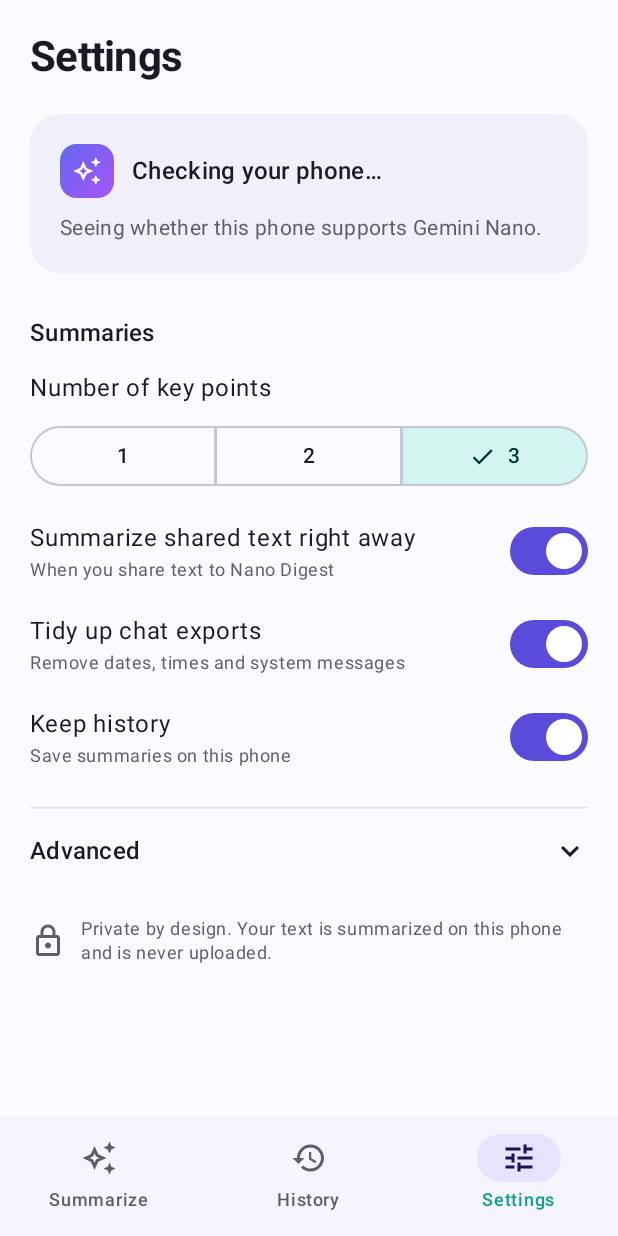
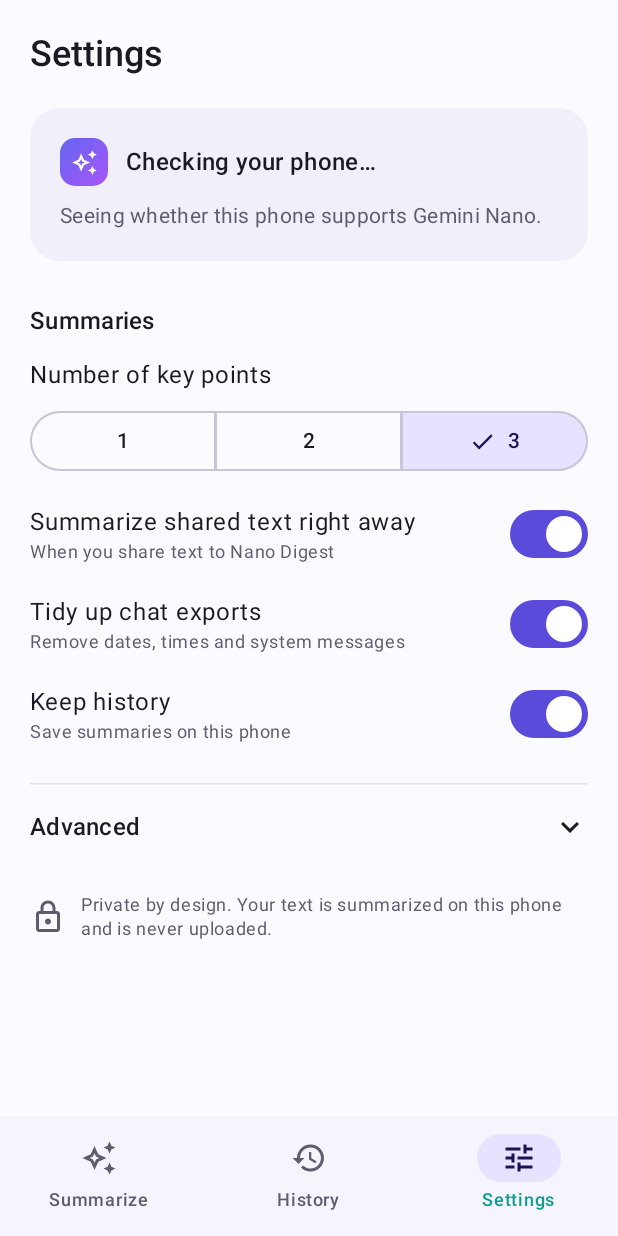
Before and after one commit to shiv-eng/gemini-nano-summarizer, an Android app built with Jetpack Compose: the screen it shows after launch (MainActivity), item 3 of the bottom bar chosen, on a phone screen of 412 x 824 dp. Run offline under Robolectric (Android 15) with nearby library versions, the phone set to English and light mode, and no system bars; our stand-ins replace Room's generated code; libraries missing offline, so code that uses them is left out: com.google.mlkit.genai, com.google.mlkit.nl, kotlinx.coroutines.guava, kotlinx.coroutines.tasks; 1 statement that could not run was skipped.

Commit message:
Use the standard Material 3 type scale and a consistent accent
- Typography keeps Material 3's default sizes, line heights and
  tracking (all sp, so the system font-size setting is respected);
  only weights are adjusted
- Screen titles use headlineSmall, section titles titleMedium, and the
  main button labelLarge, matching Material guidance
- Selected states use the brand lavender instead of mint
- Launcher icon sparkle moved inside the circular mask

```diff
--- a/app/src/main/java/com/nanodigest/ui/components/Brand.kt
+++ b/app/src/main/java/com/nanodigest/ui/components/Brand.kt
@@ -43,10 +43,10 @@ import com.nanodigest.ui.theme.SuccessGreen
 @Composable
 fun BrandMark(modifier: Modifier = Modifier) {
     Box(
-        modifier.size(36.dp).clip(RoundedCornerShape(11.dp)).background(BrandGradient),
+        modifier.size(32.dp).clip(RoundedCornerShape(10.dp)).background(BrandGradient),
         contentAlignment = Alignment.Center,
     ) {
-        Icon(Icons.Outlined.AutoAwesome, null, tint = Color.White, modifier = Modifier.size(20.dp))
+        Icon(Icons.Outlined.AutoAwesome, null, tint = Color.White, modifier = Modifier.size(18.dp))
     }
 }
 
@@ -95,7 +95,7 @@ fun GradientButton(text: String, onClick: () -> Unit, enabled: Boolean, modifier
     Box(
         modifier
             .fillMaxWidth()
-            .height(56.dp)
+            .height(52.dp)
             .alpha(if (enabled) 1f else 0.4f)
             .clip(CircleShape)
             .background(BrandGradient)
@@ -105,7 +105,7 @@ fun GradientButton(text: String, onClick: () -> Unit, enabled: Boolean, modifier
         Row(verticalAlignment = Alignment.CenterVertically) {
             Icon(Icons.Outlined.AutoAwesome, null, tint = Color.White)
             Spacer(Modifier.width(10.dp))
-            Text(text, color = Color.White, style = MaterialTheme.typography.titleMedium)
+            Text(text, color = Color.White, style = MaterialTheme.typography.labelLarge)
         }
     }
 }
@@ -120,12 +120,12 @@ fun KeyPoints(summary: String, modifier: Modifier = Modifier) {
         lines.forEachIndexed { i, line ->
             Row {
                 Box(
-                    Modifier.size(26.dp).clip(CircleShape).background(MaterialTheme.colorScheme.primaryContainer),
+                    Modifier.size(24.dp).clip(CircleShape).background(MaterialTheme.colorScheme.primaryContainer),
                     contentAlignment = Alignment.Center,
                 ) {
                     Text(
                         "${i + 1}",
-                        style = MaterialTheme.typography.labelLarge,
+                        style = MaterialTheme.typography.labelMedium,
                         color = MaterialTheme.colorScheme.onPrimaryContainer,
                     )
                 }
--- a/app/src/main/java/com/nanodigest/ui/engine/EngineScreen.kt
+++ b/app/src/main/java/com/nanodigest/ui/engine/EngineScreen.kt
@@ -128,7 +128,7 @@ fun EngineScreen(vm: EngineViewModel) {
             .padding(horizontal = 20.dp),
     ) {
         Spacer(Modifier.height(20.dp))
-        Text("Settings", style = MaterialTheme.typography.headlineMedium)
+        Text("Settings", style = MaterialTheme.typography.headlineSmall)
         Spacer(Modifier.height(20.dp))
 
         SummaryMethodCard(status, settings.engineMode, onDownload = vm::download)
--- a/app/src/main/java/com/nanodigest/ui/summarize/SummarizeScreen.kt
+++ b/app/src/main/java/com/nanodigest/ui/summarize/SummarizeScreen.kt
@@ -124,7 +124,7 @@ fun SummarizeScreen(vm: SummarizeViewModel) {
             Spacer(Modifier.width(10.dp))
             Text(
                 "Nano Digest",
-                style = MaterialTheme.typography.titleLarge,
+                style = MaterialTheme.typography.titleMedium,
                 maxLines = 1,
                 softWrap = false,
                 modifier = Modifier.weight(1f),
@@ -149,8 +149,8 @@ fun SummarizeScreen(vm: SummarizeViewModel) {
             }
         }
 
-        Spacer(Modifier.height(28.dp))
-        Text("What did you miss?", style = MaterialTheme.typography.headlineMedium)
+        Spacer(Modifier.height(24.dp))
+        Text("What did you miss?", style = MaterialTheme.typography.headlineSmall)
         Spacer(Modifier.height(6.dp))
         Text(
             "Paste a group chat or an article and get the key points in seconds. Nothing leaves your phone.",
@@ -248,7 +248,7 @@ fun SummarizeScreen(vm: SummarizeViewModel) {
 
         Spacer(Modifier.height(20.dp))
         if (state.running) {
-            OutlinedButton(onClick = vm::cancel, modifier = Modifier.fillMaxWidth().height(56.dp), shape = CircleShape) {
+            OutlinedButton(onClick = vm::cancel, modifier = Modifier.fillMaxWidth().height(52.dp), shape = CircleShape) {
                 Text("Stop")
             }
         } else {
@@ -288,7 +288,7 @@ fun SummarizeScreen(vm: SummarizeViewModel) {
                 Spacer(Modifier.height(20.dp))
                 SoftCard {
                     Column(Modifier.padding(20.dp)) {
-                        Text("Key points", style = MaterialTheme.typography.titleLarge)
+                        Text("Key points", style = MaterialTheme.typography.titleMedium)
                         Spacer(Modifier.height(16.dp))
                         SelectionContainer { KeyPoints(state.output) }
                         state.result?.let { r ->
--- a/app/src/main/java/com/nanodigest/ui/theme/Theme.kt
+++ b/app/src/main/java/com/nanodigest/ui/theme/Theme.kt
@@ -12,7 +12,6 @@ import androidx.compose.ui.graphics.Brush
 import androidx.compose.ui.graphics.Color
 import androidx.compose.ui.text.font.FontWeight
 import androidx.compose.ui.unit.dp
-import androidx.compose.ui.unit.sp
 
 /** The indigo → violet gradient used by the logo and the main action. */
 val BrandGradient = Brush.linearGradient(listOf(Color(0xFF6366F1), Color(0xFFA855F7)))
@@ -26,8 +25,8 @@ private val Light = lightColorScheme(
     onPrimaryContainer = Color(0xFF1C1356),
     secondary = Color(0xFF0E9F8E),
     onSecondary = Color.White,
-    secondaryContainer = Color(0xFFD2F5EF),
-    onSecondaryContainer = Color(0xFF00382F),
+    secondaryContainer = Color(0xFFE7E3FF),
+    onSecondaryContainer = Color(0xFF1C1356),
     tertiary = Color(0xFFD9692A),
     tertiaryContainer = Color(0xFFFFE8D9),
     onTertiaryContainer = Color(0xFF4A1F00),
@@ -53,8 +52,8 @@ private val Dark = darkColorScheme(
     onPrimaryContainer = Color(0xFFE7E3FF),
     secondary = Color(0xFF5FD9C7),
     onSecondary = Color(0xFF00382F),
-    secondaryContainer = Color(0xFF0F4A43),
-    onSecondaryContainer = Color(0xFFD2F5EF),
+    secondaryContainer = Color(0xFF3A2E8F),
+    onSecondaryContainer = Color(0xFFE7E3FF),
     tertiary = Color(0xFFFFB68A),
     tertiaryContainer = Color(0xFF5C2A08),
     onTertiaryContainer = Color(0xFFFFE8D9),
@@ -73,14 +72,15 @@ private val Dark = darkColorScheme(
     outlineVariant = Color(0xFF302E3C),
 )
 
+/**
+ * Material 3's standard type scale (sizes, line heights and tracking untouched, all in sp so
+ * the user's font-size setting is respected). Only weights are adjusted for hierarchy.
+ */
 private val AppTypography = Typography().run {
     copy(
-        headlineMedium = headlineMedium.copy(fontWeight = FontWeight.Bold, letterSpacing = (-0.5).sp),
-        headlineSmall = headlineSmall.copy(fontWeight = FontWeight.Bold, letterSpacing = (-0.25).sp),
+        headlineSmall = headlineSmall.copy(fontWeight = FontWeight.SemiBold),
         titleLarge = titleLarge.copy(fontWeight = FontWeight.SemiBold),
         titleMedium = titleMedium.copy(fontWeight = FontWeight.SemiBold),
-        bodyLarge = bodyLarge.copy(lineHeight = 26.sp),
-        labelLarge = labelLarge.copy(fontWeight = FontWeight.SemiBold),
     )
 }
 
--- a/app/src/main/res/drawable/ic_launcher_foreground.xml
+++ b/app/src/main/res/drawable/ic_launcher_foreground.xml
@@ -11,5 +11,5 @@
     <path android:fillColor="#FF7C5CF0" android:pathData="M40,48h16a2,2 0 0 1 0,4h-16a2,2 0 0 1 0,-4z" />
     <path android:fillColor="#FF9B5CF4" android:pathData="M40,55h10a2,2 0 0 1 0,4h-10a2,2 0 0 1 0,-4z" />
     <path android:fillColor="#FFFFFFFF"
-        android:pathData="M76,24l1.8,4.7l4.7,1.8l-4.7,1.8l-1.8,4.7l-1.8,-4.7l-4.7,-1.8l4.7,-1.8z" />
+        android:pathData="M73,24l1.4,3.6l3.6,1.4l-3.6,1.4l-1.4,3.6l-1.4,-3.6l-3.6,-1.4l3.6,-1.4z" />
 </vector>
--- a/app/src/main/res/drawable/ic_launcher_monochrome.xml
+++ b/app/src/main/res/drawable/ic_launcher_monochrome.xml
@@ -7,5 +7,5 @@
     <path android:fillColor="#FFFFFFFF" android:fillType="evenOdd"
         android:pathData="M38,34h26a8,8 0 0 1 8,8v16a8,8 0 0 1 -8,8h-18l-8,8v-8a8,8 0 0 1 -8,-8v-16a8,8 0 0 1 8,-8z M40,41h22a2,2 0 0 1 0,4h-22a2,2 0 0 1 0,-4z M40,48h16a2,2 0 0 1 0,4h-16a2,2 0 0 1 0,-4z M40,55h10a2,2 0 0 1 0,4h-10a2,2 0 0 1 0,-4z" />
     <path android:fillColor="#FFFFFFFF"
-        android:pathData="M76,24l1.8,4.7l4.7,1.8l-4.7,1.8l-1.8,4.7l-1.8,-4.7l-4.7,-1.8l4.7,-1.8z" />
+        android:pathData="M73,24l1.4,3.6l3.6,1.4l-3.6,1.4l-1.4,3.6l-1.4,-3.6l-3.6,-1.4l3.6,-1.4z" />
 </vector>
```
